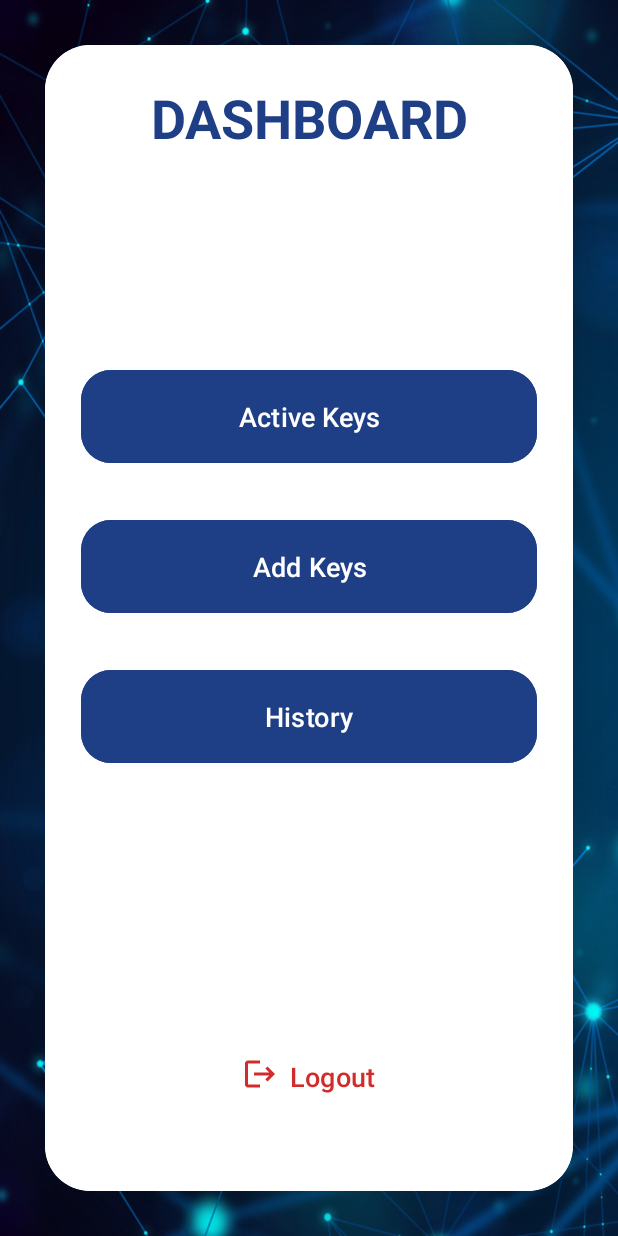
After one commit to saveen99/key-Management-System-Mobile, an Android app: the Dashboard screen opened directly, with no data from a screen before it, on a phone screen of 412 x 824 dp. The commit adds this screen. Run offline under Robolectric (Android 15) with nearby library versions, the light colour scheme and no system bars.

Commit message:
Update Dashboard

```diff
--- a/app/src/main/AndroidManifest.xml
+++ b/app/src/main/AndroidManifest.xml
@@ -13,6 +13,9 @@
         android:theme="@style/Theme.MyApplication"
         tools:targetApi="31">
         <activity
+            android:name=".Dashboard"
+            android:exported="false" />
+        <activity
             android:name=".MainActivity"
             android:exported="true">
             <intent-filter>
--- /dev/null
+++ b/app/src/main/java/com/example/myapplication/Dashboard.kt
@@ -0,0 +1,20 @@
+package com.example.myapplication
+
+import android.os.Bundle
+import androidx.activity.enableEdgeToEdge
+import androidx.appcompat.app.AppCompatActivity
+import androidx.core.view.ViewCompat
+import androidx.core.view.WindowInsetsCompat
+
+class Dashboard : AppCompatActivity() {
+    override fun onCreate(savedInstanceState: Bundle?) {
+        super.onCreate(savedInstanceState)
+        enableEdgeToEdge()
+        setContentView(R.layout.activity_dashboard)
+        ViewCompat.setOnApplyWindowInsetsListener(findViewById(R.id.dashoard)) { v, insets ->
+            val systemBars = insets.getInsets(WindowInsetsCompat.Type.systemBars())
+            v.setPadding(systemBars.left, systemBars.top, systemBars.right, systemBars.bottom)
+            insets
+        }
+    }
+}
--- a/app/src/main/java/com/example/myapplication/MainActivity.kt
+++ b/app/src/main/java/com/example/myapplication/MainActivity.kt
@@ -1,20 +1,36 @@
 package com.example.myapplication
 
+import android.content.Intent
 import android.os.Bundle
-import androidx.activity.enableEdgeToEdge
+import android.widget.Toast
 import androidx.appcompat.app.AppCompatActivity
-import androidx.core.view.ViewCompat
-import androidx.core.view.WindowInsetsCompat
+import com.example.myapplication.databinding.ActivityMainBinding
 
 class MainActivity : AppCompatActivity() {
+
+    private lateinit var binding: ActivityMainBinding
+
     override fun onCreate(savedInstanceState: Bundle?) {
         super.onCreate(savedInstanceState)
-        enableEdgeToEdge()
-        setContentView(R.layout.activity_main)
-        ViewCompat.setOnApplyWindowInsetsListener(findViewById(R.id.main)) { v, insets ->
-            val systemBars = insets.getInsets(WindowInsetsCompat.Type.systemBars())
-            v.setPadding(systemBars.left, systemBars.top, systemBars.right, systemBars.bottom)
-            insets
+
+        // Inflate the layout using View Binding
+        binding = ActivityMainBinding.inflate(layoutInflater)
+        setContentView(binding.root)
+
+        // Set up the click listener for the login button
+        binding.loginButton.setOnClickListener {
+            val username = binding.username.text.toString()
+            val password = binding.password.text.toString()
+
+            // Check login credentials
+            if (username == "admin" && password == "admin") {
+                // Correct credentials, navigate to Dashboard
+                val intent = Intent(this, Dashboard::class.java)
+                startActivity(intent)
+            } else {
+                // Incorrect credentials, show error message
+                Toast.makeText(this, "Login Failed", Toast.LENGTH_SHORT).show()
+            }
         }
     }
 }
--- /dev/null
+++ b/app/src/main/res/drawable/baseline_logout_24.xml
@@ -0,0 +1,5 @@
+<vector xmlns:android="http://schemas.android.com/apk/res/android" android:autoMirrored="true" android:height="24dp" android:tint="#D22B2B" android:viewportHeight="24" android:viewportWidth="24" android:width="24dp">
+
+    <path android:fillColor="@android:color/white" android:pathData="M17,7l-1.41,1.41L18.17,11H8v2h10.17l-2.58,2.58L17,17l5,-5zM4,5h8V3H4c-1.1,0 -2,0.9 -2,2v14c0,1.1 0.9,2 2,2h8v-2H4V5z"/>
+
+</vector>
--- /dev/null
+++ b/app/src/main/res/layout/activity_dashboard.xml
@@ -0,0 +1,107 @@
+<?xml version="1.0" encoding="utf-8"?>
+
+<LinearLayout
+    xmlns:android="http://schemas.android.com/apk/res/android"
+    xmlns:app="http://schemas.android.com/apk/res-auto"
+    xmlns:tools="http://schemas.android.com/tools"
+    android:id="@+id/dashoard"
+    android:layout_width="match_parent"
+    android:layout_height="match_parent"
+    android:orientation="vertical"
+    android:gravity="center"
+    android:background="@drawable/background"
+    tools:context=".Dashboard">
+
+
+
+    <androidx.cardview.widget.CardView
+        android:layout_width="match_parent"
+        android:layout_height="match_parent"
+        android:layout_margin="30dp"
+        app:cardCornerRadius="30dp"
+        app:cardElevation="20dp">
+
+
+        <LinearLayout
+            android:layout_width="match_parent"
+            android:layout_height="match_parent"
+            android:orientation="vertical"
+            android:layout_gravity="center_horizontal"
+            android:padding="24dp"
+            android:background="@color/white"
+            android:gravity="center">
+
+            <TextView
+                android:layout_width="match_parent"
+                android:layout_height="wrap_content"
+                android:text="DASHBOARD"
+                android:id="@+id/dashboardText"
+                android:textSize="36sp"
+                android:textAlignment="center"
+                android:textStyle="bold"
+                android:textColor="@color/main_color"
+                android:layout_marginBottom="50dp"/>
+
+
+            <Button
+                android:layout_width="match_parent"
+                android:layout_height="70dp"
+                android:text="Active Keys"
+                android:id="@+id/activeKeys"
+                android:textSize="18sp"
+                android:layout_marginTop="90dp"
+                android:backgroundTint="@color/main_color"
+                android:textColor="@color/white"
+                app:cornerRadius = "20dp"/>
+
+            <Button
+                android:layout_width="match_parent"
+                android:layout_height="70dp"
+                android:text="Add Keys"
+                android:id="@+id/addKeys"
+                android:textSize="18sp"
+                android:layout_marginTop="30dp"
+                android:backgroundTint="@color/main_color"
+                android:textColor="@color/white"
+                app:cornerRadius = "20dp"/>
+
+            <Button
+                android:layout_width="match_parent"
+                android:layout_height="70dp"
+                android:text="History"
+                android:id="@+id/history"
+                android:textSize="18sp"
+                android:layout_marginTop="30dp"
+                android:backgroundTint="@color/main_color"
+                android:textColor="@color/white"
+                app:cornerRadius = "20dp"/>
+
+            <!-- Empty View to push the Logout button to the bottom -->
+            <View
+                android:layout_width="0dp"
+                android:layout_height="0dp"
+                android:layout_weight="1"/>
+
+            <Button
+                android:layout_width="wrap_content"
+                android:layout_height="wrap_content"
+                android:id="@+id/logout"
+                android:textSize="18sp"
+                android:text="Logout"
+                android:textColor="@color/logout"
+                android:layout_marginBottom="30dp"
+                android:backgroundTint="@color/white"
+                android:drawableLeft="@drawable/baseline_logout_24"
+                app:cornerRadius = "20dp"
+                android:gravity="bottom"/>
+
+        </LinearLayout>
+
+
+
+
+    </androidx.cardview.widget.CardView>
+
+
+
+</LinearLayout>
--- a/app/src/main/res/layout/activity_main.xml
+++ b/app/src/main/res/layout/activity_main.xml
@@ -9,15 +9,10 @@
     android:layout_height="match_parent"
     android:orientation="vertical"
     android:gravity="center"
-    android:background="@drawable/bb"
+    android:background="@drawable/background"
     tools:context=".MainActivity">
 
-    <ImageView
-        android:layout_width="280dp"
-        android:layout_height="150dp"
-        android:id="@+id/myImageView"
-        android:src="@drawable/aasl_logo_pvt"
-        android:scaleType="fitXY"/>
+
 
     <androidx.cardview.widget.CardView
         android:layout_width="match_parent"
@@ -33,13 +28,13 @@
             android:orientation="vertical"
             android:layout_gravity="center_horizontal"
             android:padding="24dp"
-            android:background="@drawable/custom_edittext"
+            android:background="@color/white"
             android:gravity="center">
 
             <TextView
                 android:layout_width="match_parent"
                 android:layout_height="wrap_content"
-                android:text="Login"
+                android:text="LOGIN"
                 android:id="@+id/loginText"
                 android:textSize="36sp"
                 android:textAlignment="center"
@@ -47,7 +42,13 @@
                 android:textColor="@color/main_color"/>
 
 
-
+            <ImageView
+                android:layout_width="220dp"
+                android:layout_height="120dp"
+                android:id="@+id/myImageView"
+                android:src="@drawable/aasl_logo_pvt"
+                android:scaleType="fitXY"
+                android:layout_marginTop="20dp"/>
 
 
 
@@ -80,9 +81,11 @@
                 android:layout_width="match_parent"
                 android:layout_height="60dp"
                 android:text="Login"
+                android:id="@+id/loginButton"
                 android:textSize="18sp"
                 android:layout_marginTop="30dp"
                 android:backgroundTint="@color/main_color"
+                android:textColor="@color/white"
                 app:cornerRadius = "20dp"/>
 
         </LinearLayout>
--- a/app/src/main/res/values/colors.xml
+++ b/app/src/main/res/values/colors.xml
@@ -2,5 +2,7 @@
 <resources>
     <color name="black">#FF000000</color>
     <color name="white">#FFFFFFFF</color>
+    <color name="logout">#D22B2B</color>
+    <color name="secondary">#FFFFFFFF</color>
     <color name="main_color">#1E3E86</color>
 </resources>
```
Also changed, not shown: app/src/main/res/drawable/background.png (added).
